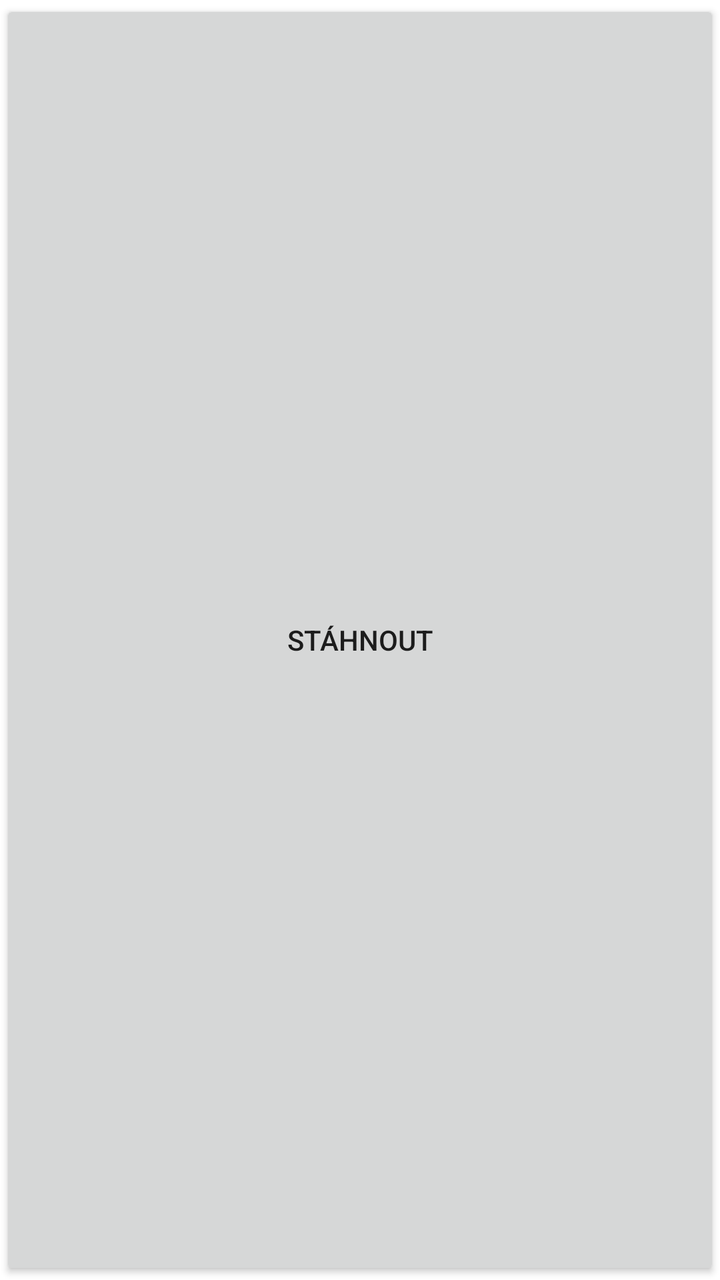
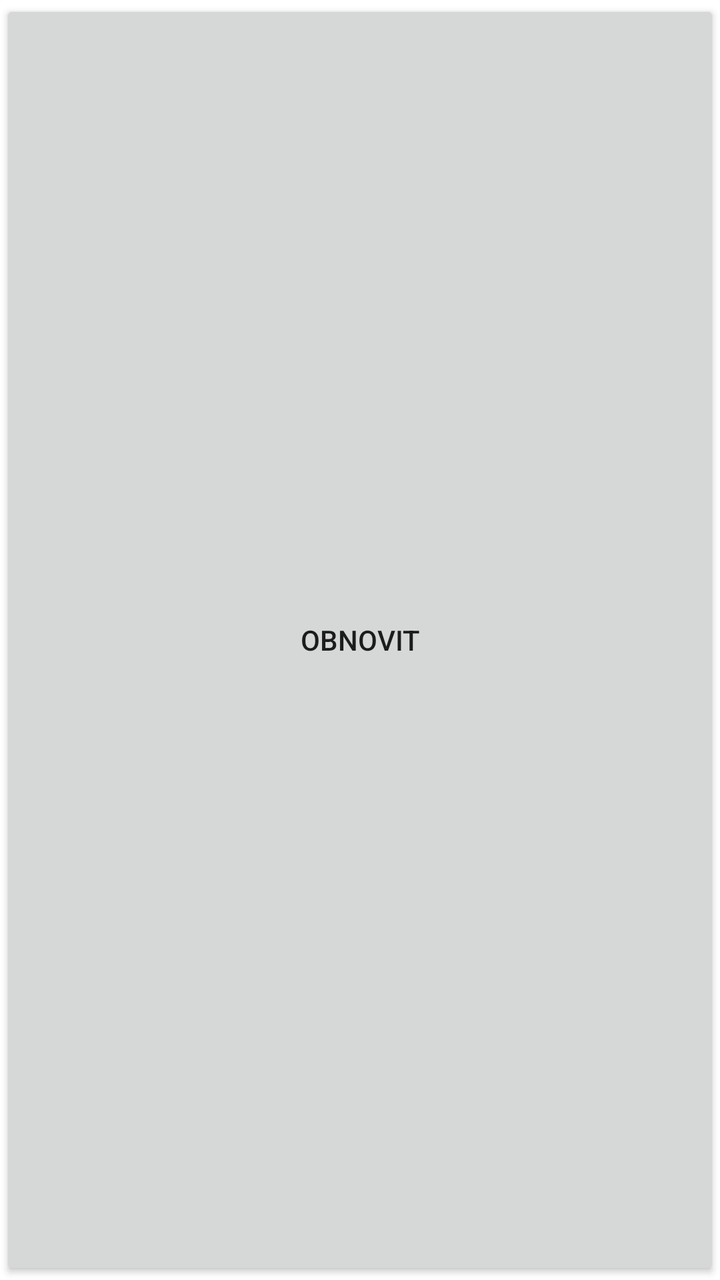

Two renders of the same Android screen: before a commit and after it. Below are the layout's source before the change and the commit's diff.
<!-- AndroidManifest.xml: application theme Theme.Recepty -->
<!-- res/layout/preferences_button__download.xml -->
<?xml version="1.0" encoding="utf-8"?>
<Button xmlns:android="http://schemas.android.com/apk/res/android"
    android:layout_height="wrap_content"
    android:id="@+id/restoreBackup"
    android:text="Stáhnout"
    android:layout_width="wrap_content"
    android:onClick="restoreBackup"
    >
</Button>
<!-- resources referenced by this layout -->
<resources>
  <style name="Theme.Recepty" parent="Theme.MaterialComponents.DayNight.DarkActionBar">
          
          <item name="colorPrimary">@color/dark_orange</item>
          <item name="colorPrimaryVariant">@color/purple_700</item>
          <item name="colorOnPrimary">@color/white</item>
          
          <item name="colorSecondary">@color/purple_700</item>
          <item name="colorSecondaryVariant">@color/purple_700</item>   //cursor
          <item name="colorOnSecondary">@color/black</item>
          
          <item name="android:statusBarColor" tools:targetApi="l">?attr/colorPrimary</item>
          
          
      </style>
  <color name="dark_orange">#d4a411</color>
  <color name="purple_700">#226BD8</color>
  <color name="white">#FFFFFFFF</color>
  <color name="black">#FF000000</color>
</resources>

<!-- the commit's change to res/layout/preferences_button__download.xml (unified diff, before → after) -->
@@ -2,7 +2,7 @@
 <Button xmlns:android="http://schemas.android.com/apk/res/android"
     android:layout_height="wrap_content"
     android:id="@+id/restoreBackup"
-    android:text="Stáhnout"
+    android:text="Obnovit"
     android:layout_width="wrap_content"
     android:onClick="restoreBackup"
     >
